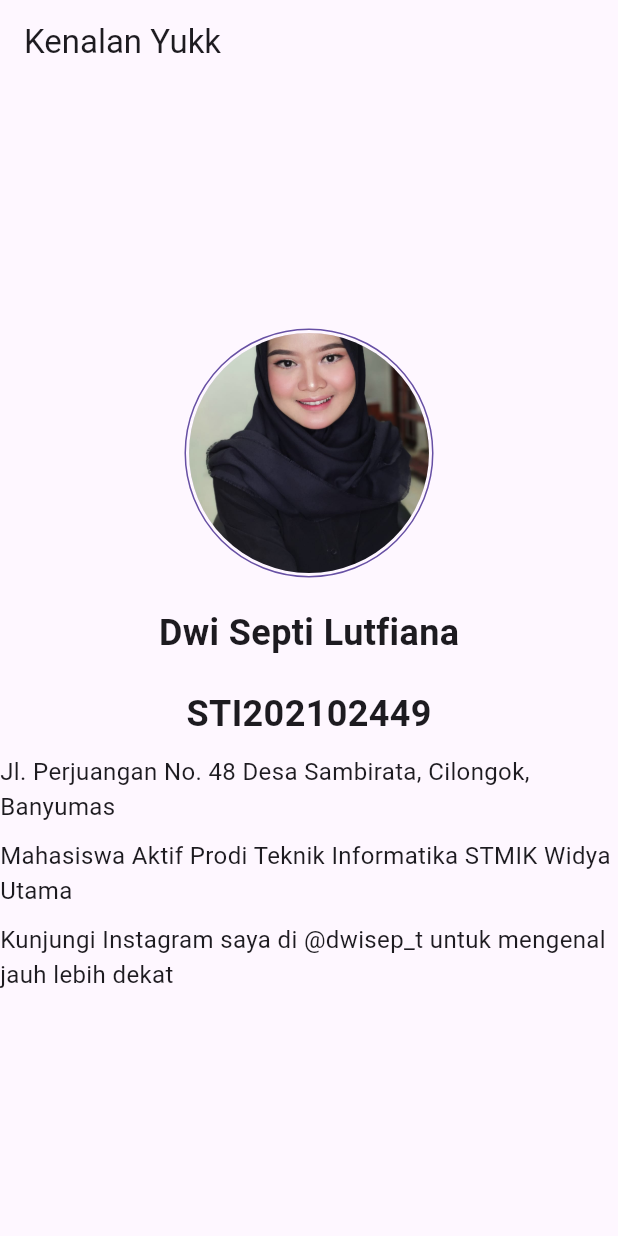
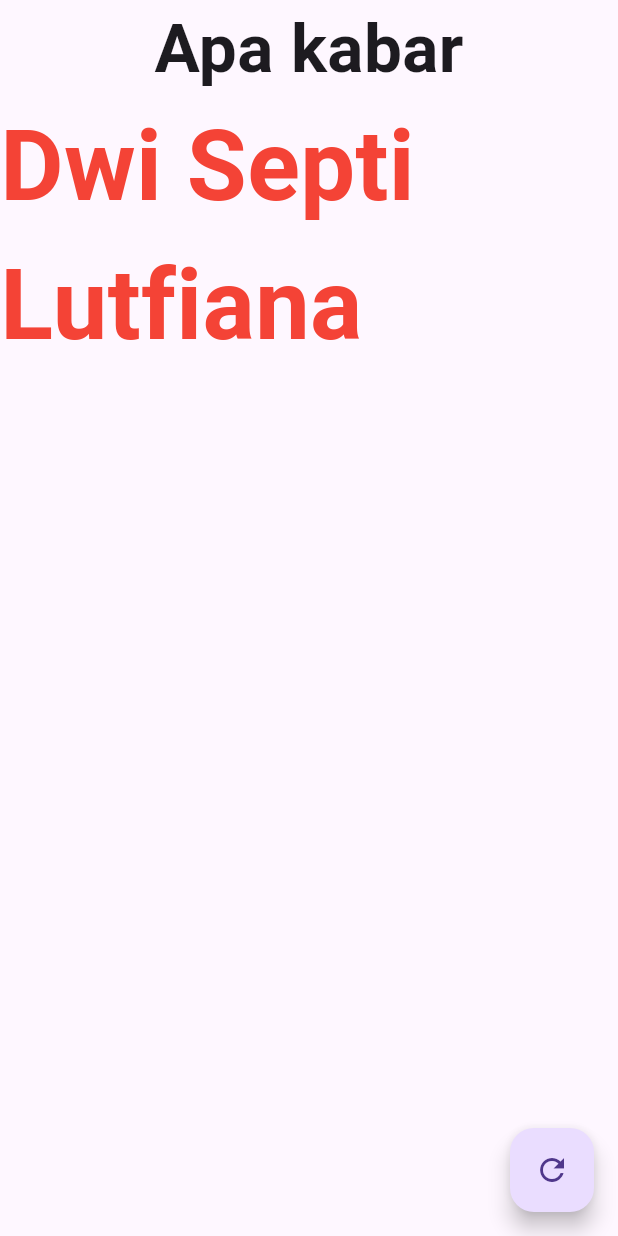
Before and after one commit to lutfiana592/UTS-MPL-DWISEPTI, a Flutter app: the screen it shows after launch, on a phone screen of 412 x 824 dp. Run offline on Flutter 3.47's test engine with Material 3 defaults, Android fonts, the phone set to English and light mode, and no system bars.

Commit message:
first commit

```diff
--- a/lib/main.dart
+++ b/lib/main.dart
@@ -1,87 +1,66 @@
 import 'package:flutter/material.dart';
 
-void main() {
-  runApp(MyApp());
-}
-
-class MyApp extends StatelessWidget {
-  const MyApp({super.key});
+class StateTeksUtama extends State<TeksUtama> {
+  void incremenIndex(){
+    setState(() {
+      index++;
+    });
+  }
+  var listNama = [
+    'Dwi Septi Lutfiana', 'Nanda Wiasti', 'Adhitya Pramudita Ramadhan', 'Devarel Albany Putra Almansyah',
+    'Didit Syawaludin', 'Arsyad Maulana', 'Reza Yulisantoso', 'Virda Romadani'
+  ];
+  var listWarna = [
+    Colors.red, Colors.purple, Colors.teal, Colors.lime,
+    Colors.indigo, Colors.deepPurple, Colors.cyan,
+    Colors.blue, Colors.yellow
+  ];
+  int index = 0;
   @override
   Widget build(BuildContext context) {
-    return MaterialApp(
-      title: 'UTS BIODATA MOBILE PROGRAMING LANJUTAN',
-      theme: ThemeData(
-        primarySwatch: Colors.blue,
-        visualDensity: VisualDensity.adaptivePlatformDensity,
-      ),
-      home: ProfilePage(),
+    return Column(
+      children: [
+        Text(
+          'Apa kabar',
+          textDirection: TextDirection.ltr,
+          style: TextStyle(
+            fontSize: 45,
+            fontWeight: FontWeight.bold,)
+        ),
+        Text(
+          listNama[index % listNama.length],
+          textDirection: TextDirection.ltr,
+          style: TextStyle(
+            fontSize: 65,
+            fontWeight: FontWeight.bold,
+            color: listWarna[index % listWarna.length]
+          ),
+        )
+      ],
     );
   }
 }
+class TeksUtama extends StatefulWidget {
+  final state = StateTeksUtama();
+  @override
+  State<StatefulWidget> createState() => state;
+}
 
-class ProfilePage extends StatelessWidget {
-  const ProfilePage({super.key});
-  @override
-  Widget build(BuildContext context) {
-    return Scaffold(
-      appBar: AppBar(
-        title: Text('Kenalan Yukk'),
-
-      backgroundColor: Colors.amberAccent[300],
+void main() {
+  TeksUtama teksUtama = TeksUtama();
+  runApp(
+    MaterialApp(
+      title: 'Halo Septi',
+      home: Scaffold(
+        body: Center(
+        child: teksUtama,
       ),
-      body: Center(
-        child: Column(
-          mainAxisAlignment: MainAxisAlignment.center,
-          children: <Widget>[
-/*            AspectRatio(
-              aspectRatio: 16,
-              child: ClipRRect(
-                borderRadius: BorderRadius.circular(16),
-                child: Image.asset('aassets/images/foto.jpg'),
-              ),
-            ),*/
-
-            Container(
-              decoration: BoxDecoration(
-                shape: BoxShape.circle,
-                border: Border.all(
-                  color: Theme.of(context).primaryColor,
-                ),
-              ),
-              padding: const EdgeInsets.all(2),
-              child: const CircleAvatar(
-                radius: 80,
-                backgroundImage: AssetImage('assets/images/foto.jpg'),
-              ),
-            ),
-            SizedBox(height: 20),
-            Text(
-              'Dwi Septi Lutfiana',
-              style: TextStyle(fontSize: 24, fontWeight: FontWeight.bold),
-            ),
-            SizedBox(height: 20),
-            Text(
-              'STI202102449',
-              style: TextStyle(fontSize: 24, fontWeight: FontWeight.bold),
-            ),
-            SizedBox(height: 10),
-            Text(
-              'Jl. Perjuangan No. 48 Desa Sambirata, Cilongok, Banyumas',
-              style: TextStyle(fontSize: 16),
-            ),
-            SizedBox(height: 10),
-            Text(
-              'Mahasiswa Aktif Prodi Teknik Informatika STMIK Widya Utama',
-              style: TextStyle(fontSize: 16),
-              ),
-              SizedBox(height: 10),
-            Text(
-              'Kunjungi Instagram saya di @dwisep_t untuk mengenal jauh lebih dekat',
-              style: TextStyle(fontSize: 16),
-            ),
-          ],
+      floatingActionButton: FloatingActionButton(
+        tooltip: 'Refresh',
+        child: Icon(Icons.refresh),
+        onPressed: teksUtama.state.incremenIndex,
         ),
-      ),
-    );
-  }
+        ),
+     )
+  );
 }
```
Also changed, not shown: 1 other file.
